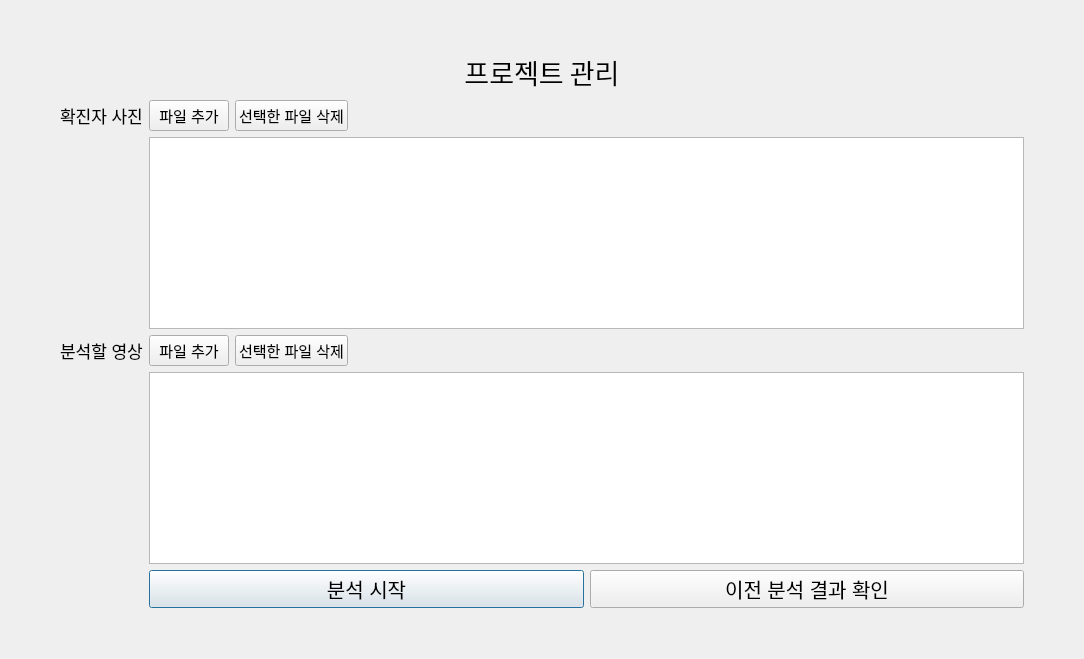
Before: the Qt Designer form UI/ui/dataInput.ui in Adel-es/multi_covid19_cctv_analyzer, drawn with Qt 5.
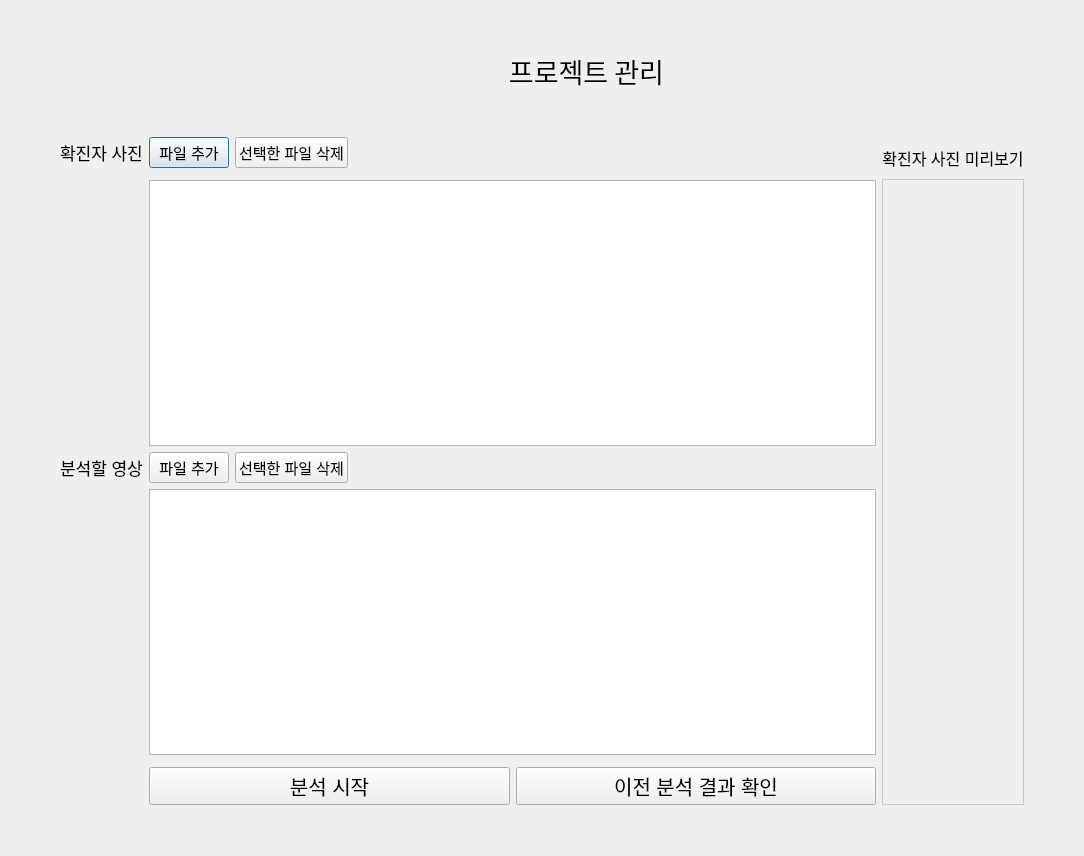
After: the same form once the commit is applied.

Commit message: Modify datainput ui window

Diff of the .ui file:
```diff
--- a/UI/ui/dataInput.ui
+++ b/UI/ui/dataInput.ui
@@ -7,20 +7,125 @@
     <x>0</x>
     <y>0</y>
     <width>1084</width>
-    <height>659</height>
+    <height>856</height>
    </rect>
   </property>
   <property name="windowTitle">
    <string>Dialog</string>
   </property>
-  <layout class="QGridLayout" name="gridLayout" rowstretch="0,1,0,1,0,1,0,0,0,0,0,0,0,0,0,0,0">
+  <layout class="QGridLayout" name="gridLayout" rowstretch="0,0,0,0,0,0,0,0,0,0,0,0,1,0,1,0,0,0">
    <property name="leftMargin">
     <number>60</number>
    </property>
    <property name="rightMargin">
     <number>60</number>
    </property>
-   <item row="15" column="1">
+   <item row="10" column="2" rowspan="7">
+    <layout class="QVBoxLayout" name="verticalLayout_2" stretch="1,15">
+     <property name="spacing">
+      <number>0</number>
+     </property>
+     <item>
+      <widget class="QLabel" name="label_4">
+       <property name="font">
+        <font>
+         <pointsize>12</pointsize>
+        </font>
+       </property>
+       <property name="styleSheet">
+        <string notr="true"/>
+       </property>
+       <property name="frameShape">
+        <enum>QFrame::Box</enum>
+       </property>
+       <property name="lineWidth">
+        <number>-1</number>
+       </property>
+       <property name="text">
+        <string>확진자 사진 미리보기</string>
+       </property>
+       <property name="alignment">
+        <set>Qt::AlignCenter</set>
+       </property>
+      </widget>
+     </item>
+     <item>
+      <widget class="QLabel" name="confirmedImage">
+       <property name="styleSheet">
+        <string notr="true">border-color: rgb(200, 200, 200);
+border-width: 1px; 
+border-style: solid;</string>
+       </property>
+       <property name="text">
+        <string/>
+       </property>
+      </widget>
+     </item>
+    </layout>
+   </item>
+   <item row="14" column="1">
+    <widget class="QListWidget" name="videoListWidget">
+     <property name="font">
+      <font>
+       <pointsize>11</pointsize>
+      </font>
+     </property>
+    </widget>
+   </item>
+   <item row="10" column="1">
+    <layout class="QHBoxLayout" name="horizontalLayout_8">
+     <item>
+      <widget class="QPushButton" name="addPhotoBtn">
+       <property name="font">
+        <font>
+         <pointsize>11</pointsize>
+        </font>
+       </property>
+       <property name="text">
+        <string>파일 추가</string>
+       </property>
+      </widget>
+     </item>
+     <item>
+      <widget class="QPushButton" name="pushButton">
+       <property name="font">
+        <font>
+         <pointsize>11</pointsize>
+        </font>
+       </property>
+       <property name="text">
+        <string>선택한 파일 삭제</string>
+       </property>
+      </widget>
+     </item>
+     <item>
+      <spacer name="horizontalSpacer_7">
+       <property name="orientation">
+        <enum>Qt::Horizontal</enum>
+       </property>
+       <property name="sizeHint" stdset="0">
+        <size>
+         <width>40</width>
+         <height>20</height>
+        </size>
+       </property>
+      </spacer>
+     </item>
+    </layout>
+   </item>
+   <item row="13" column="0">
+    <widget class="QLabel" name="label_3">
+     <property name="font">
+      <font>
+       <pointsize>13</pointsize>
+      </font>
+     </property>
+     <property name="text">
+      <string>분석할 영상</string>
+     </property>
+    </widget>
+   </item>
+   <item row="16" column="1">
     <layout class="QHBoxLayout" name="horizontalLayout">
      <item>
       <widget class="QPushButton" name="startAnalysisBtn">
@@ -48,7 +153,20 @@
      </item>
     </layout>
    </item>
-   <item row="9" column="0">
+   <item row="17" column="0" colspan="2">
+    <spacer name="verticalSpacer">
+     <property name="orientation">
+      <enum>Qt::Vertical</enum>
+     </property>
+     <property name="sizeHint" stdset="0">
+      <size>
+       <width>20</width>
+       <height>40</height>
+      </size>
+     </property>
+    </spacer>
+   </item>
+   <item row="10" column="0">
     <widget class="QLabel" name="label">
      <property name="font">
       <font>
@@ -60,29 +178,7 @@
      </property>
     </widget>
    </item>
-   <item row="0" column="0" colspan="2">
-    <spacer name="verticalSpacer_2">
-     <property name="orientation">
-      <enum>Qt::Vertical</enum>
-     </property>
-     <property name="sizeHint" stdset="0">
-      <size>
-       <width>20</width>
-       <height>40</height>
-      </size>
-     </property>
-    </spacer>
-   </item>
-   <item row="10" column="1">
-    <widget class="QListWidget" name="photoListWidget">
-     <property name="font">
-      <font>
-       <pointsize>11</pointsize>
-      </font>
-     </property>
-    </widget>
-   </item>
-   <item row="12" column="1">
+   <item row="13" column="1">
     <layout class="QHBoxLayout" name="horizontalLayout_9">
      <item>
       <widget class="QPushButton" name="addVideoBtn">
@@ -123,8 +219,21 @@
      </item>
     </layout>
    </item>
-   <item row="16" column="0" colspan="2">
-    <spacer name="verticalSpacer">
+   <item row="12" column="1">
+    <layout class="QHBoxLayout" name="horizontalLayout_2" stretch="3">
+     <item>
+      <widget class="QListWidget" name="photoListWidget">
+       <property name="font">
+        <font>
+         <pointsize>11</pointsize>
+        </font>
+       </property>
+      </widget>
+     </item>
+    </layout>
+   </item>
+   <item row="1" column="1">
+    <spacer name="verticalSpacer_2">
      <property name="orientation">
       <enum>Qt::Vertical</enum>
      </property>
@@ -136,7 +245,7 @@
      </property>
     </spacer>
    </item>
-   <item row="2" column="0" colspan="2">
+   <item row="2" column="1" colspan="2">
     <widget class="QLabel" name="label_2">
      <property name="font">
       <font>
@@ -155,69 +264,7 @@
      </property>
     </widget>
    </item>
-   <item row="12" column="0">
-    <widget class="QLabel" name="label_3">
-     <property name="font">
-      <font>
-       <pointsize>13</pointsize>
-      </font>
-     </property>
-     <property name="text">
-      <string>분석할 영상</string>
-     </property>
-    </widget>
-   </item>
-   <item row="13" column="1">
-    <widget class="QListWidget" name="videoListWidget">
-     <property name="font">
-      <font>
-       <pointsize>11</pointsize>
-      </font>
-     </property>
-    </widget>
-   </item>
-   <item row="9" column="1">
-    <layout class="QHBoxLayout" name="horizontalLayout_8">
-     <item>
-      <widget class="QPushButton" name="addPhotoBtn">
-       <property name="font">
-        <font>
-         <pointsize>11</pointsize>
-        </font>
-       </property>
-       <property name="text">
-        <string>파일 추가</string>
-       </property>
-      </widget>
-     </item>
-     <item>
-      <widget class="QPushButton" name="pushButton">
-       <property name="font">
-        <font>
-         <pointsize>11</pointsize>
-        </font>
-       </property>
-       <property name="text">
-        <string>선택한 파일 삭제</string>
-       </property>
-      </widget>
-     </item>
-     <item>
-      <spacer name="horizontalSpacer_7">
-       <property name="orientation">
-        <enum>Qt::Horizontal</enum>
-       </property>
-       <property name="sizeHint" stdset="0">
-        <size>
-         <width>40</width>
-         <height>20</height>
-        </size>
-       </property>
-      </spacer>
-     </item>
-    </layout>
-   </item>
-   <item row="3" column="0" colspan="2">
+   <item row="4" column="0" colspan="3">
     <spacer name="verticalSpacer_3">
      <property name="orientation">
       <enum>Qt::Vertical</enum>
```
The commit also changes 1 other file.
